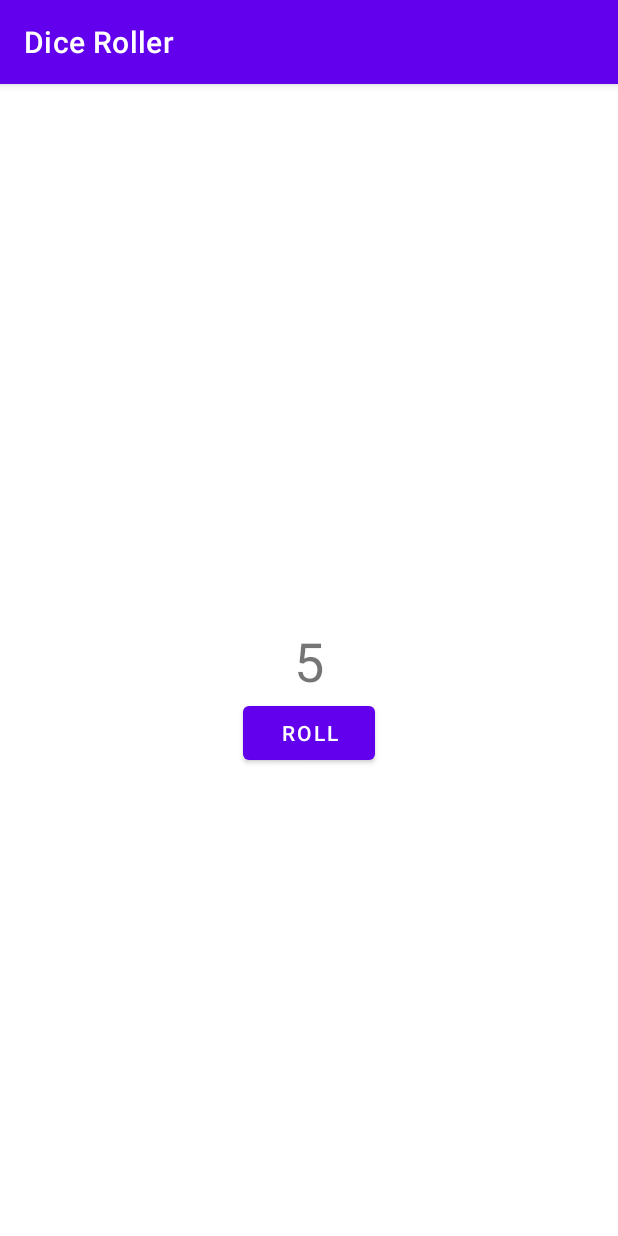
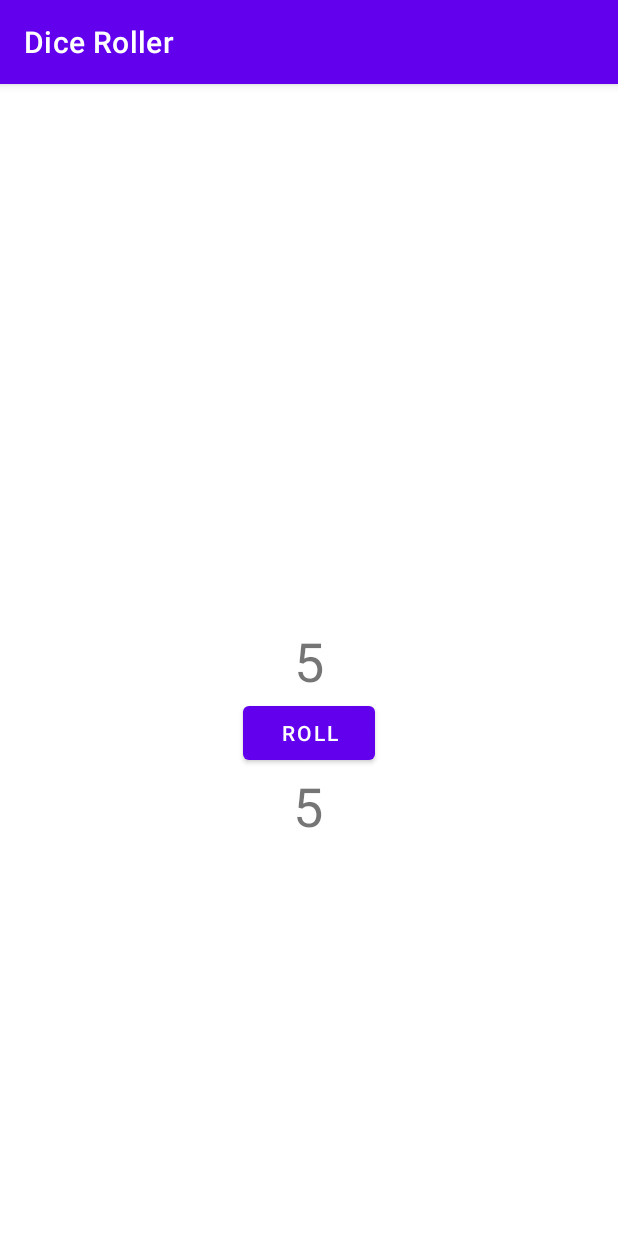
Before and after one commit to asif-kamal/DiceRoller, an Android app: the screen it shows after launch (MainActivity), after a tap on "ROLL", on a phone screen of 412 x 824 dp. Run offline under Robolectric (Android 15) with nearby library versions, the phone set to English and light mode, and no system bars.

```diff
--- a/app/src/main/java/com/example/diceroller/MainActivity.kt
+++ b/app/src/main/java/com/example/diceroller/MainActivity.kt
@@ -20,10 +20,15 @@ class MainActivity : AppCompatActivity() {
     private fun rollDice() {
         //Create new Dice object with 6 sides and roll it
         val dice = Dice(6)
-        val diceRoll = dice.roll()
+    //Create a second new dice with 6 sides and roll it.
+        val dice2 = Dice(6)
+
         //Update the screen with the dice roll
         val resultTextView: TextView = findViewById(R.id.textView)
-        resultTextView.text = diceRoll.toString()
+        resultTextView.text = dice.roll().toString()
+    //Added second textview for second dice roll.
+        val resultTextView3: TextView = findViewById(R.id.textView3)
+        resultTextView3.text = dice2.roll().toString()
     }
 }
 
--- a/app/src/main/res/layout/activity_main.xml
+++ b/app/src/main/res/layout/activity_main.xml
@@ -17,6 +17,19 @@
         app:layout_constraintTop_toTopOf="parent"
         tools:text="1" />
 
+    <TextView
+        android:id="@+id/textView3"
+        android:layout_width="wrap_content"
+        android:layout_height="wrap_content"
+        android:textSize="36sp"
+        app:layout_constraintBottom_toBottomOf="parent"
+        app:layout_constraintHorizontal_bias="0.498"
+        app:layout_constraintLeft_toLeftOf="parent"
+        app:layout_constraintRight_toRightOf="parent"
+        app:layout_constraintTop_toBottomOf="@+id/button"
+        app:layout_constraintVertical_bias="0.0"
+        tools:text="1" />
+
     <Button
         android:id="@+id/button"
         android:layout_width="wrap_content"
```
